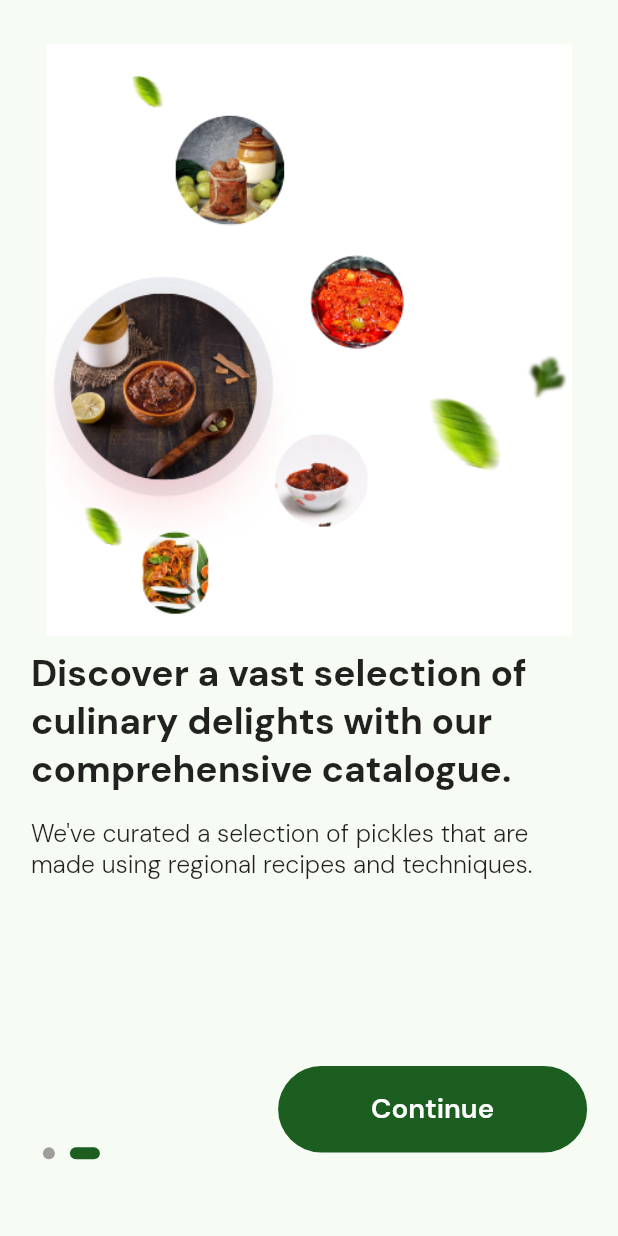
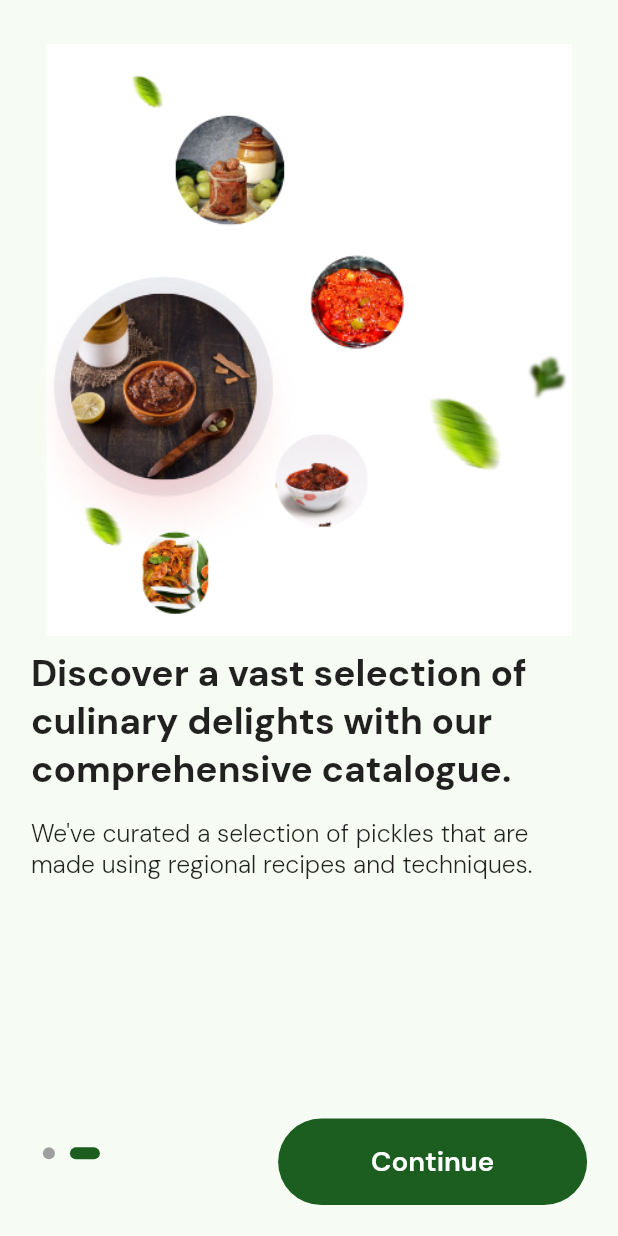
Before and after one commit to azazelyash/ecommerce-application, a Flutter app: the screen it shows after launch, after a tap on "Next", on a phone screen of 412 x 824 dp. Run offline on Flutter 3.47's test engine with Material 2 defaults, Android fonts, the phone set to English and light mode, and no system bars; drawn by our look-alikes of carousel_slider; our stand-ins replace dio, flutter_svg, google_fonts, shared_preferences, shimmer, smooth_page_indicator; project files that could hold a hidden picture were left out.

Commit message:
Changes to be committed: 	modified:   lib/main.dart 	modified:   lib/pages/auth/loginpage.dart 	modified:   lib/pages/auth/onboardingpage.dart 	modified:   lib/pages/auth/signuppage.dart 	modified:   lib/pages/home/homepage.dart 	modified:   lib/pages/orders/orderspage.dart 	modified:   lib/pages/product_page/product_page.dart 	modified:   lib/pages/profile/favouritepage.dart 	modified:   lib/pages/search/searchpage.dart 	modified:   pubspec.lock

```diff
--- a/lib/main.dart
+++ b/lib/main.dart
@@ -4,6 +4,7 @@ import 'package:abhyukthafoods/pages/profile/favouritepage.dart';
 import 'package:abhyukthafoods/services/shared_services.dart';
 import 'package:carousel_slider/carousel_slider.dart';
 import 'package:flutter/material.dart';
+import 'comps/navbar.dart';
 import 'pages/auth/onboardingpage.dart';
 import 'package:google_fonts/google_fonts.dart';
 
--- a/lib/pages/auth/loginpage.dart
+++ b/lib/pages/auth/loginpage.dart
@@ -147,7 +147,7 @@ class _LoginPageState extends State<LoginPage> {
                         onTap: () {
                           if (isFieldEmpty(emailController.text) || isFieldEmpty(passwordController.text)) {
                             ScaffoldMessenger.of(context).showSnackBar(
-                              const SnackBar(
+                               SnackBar(
                                 content: Row(
                                   children: [
                                     Icon(
@@ -164,7 +164,7 @@ class _LoginPageState extends State<LoginPage> {
                             );
                           } else if (!isValidEmail(emailController.text)) {
                             ScaffoldMessenger.of(context).showSnackBar(
-                              const SnackBar(
+                               SnackBar(
                                 content: Row(
                                   children: [
                                     Icon(
--- a/lib/pages/auth/onboardingpage.dart
+++ b/lib/pages/auth/onboardingpage.dart
@@ -1,5 +1,14 @@
+import 'package:abhyukthafoods/comps/appbar.dart';
 import 'package:carousel_slider/carousel_slider.dart';
 import 'package:flutter/material.dart';
+import 'package:flutter_svg/svg.dart';
+import 'package:google_fonts/google_fonts.dart';
+
+import 'loginpage.dart';
+import 'package:abhyukthafoods/comps/appbar.dart';
+import 'package:carousel_slider/carousel_slider.dart';
+import 'package:flutter/material.dart';
+import 'package:flutter_svg/svg.dart';
 import 'package:google_fonts/google_fonts.dart';
 
 import 'loginpage.dart';
@@ -8,10 +17,10 @@ class OnboardingPage extends StatefulWidget {
   const OnboardingPage({Key? key}) : super(key: key);
 
   @override
-  OnboardingPageState createState() => OnboardingPageState();
+  _OnboardingPageState createState() => _OnboardingPageState();
 }
 
-class OnboardingPageState extends State<OnboardingPage> {
+class _OnboardingPageState extends State<OnboardingPage> {
   final CarouselController _controller = CarouselController();
   int _currentSlide = 0;
 
@@ -96,6 +105,9 @@ class OB1 extends StatelessWidget {
       padding: EdgeInsets.all(MediaQuery.of(context).size.width * 0.05),
       child: Column(
         crossAxisAlignment: CrossAxisAlignment.center,
+        mainAxisAlignment: MainAxisAlignment.spaceBetween,
+        children: [
+          Column(
             children: [
               SizedBox(
                 width: MediaQuery.of(context).size.width * 0.85,
@@ -119,7 +131,8 @@ class OB1 extends StatelessWidget {
                 ),
                 textScaleFactor: 1.0,
               ),
-          SizedBox(height: MediaQuery.of(context).size.height * 0.150),
+            ],
+          ),
           Row(
             mainAxisAlignment: MainAxisAlignment.spaceBetween,
             children: [
@@ -163,6 +176,9 @@ class OB2 extends StatelessWidget {
       padding: EdgeInsets.all(MediaQuery.of(context).size.width * 0.05),
       child: Column(
         crossAxisAlignment: CrossAxisAlignment.center,
+        mainAxisAlignment: MainAxisAlignment.spaceBetween,
+        children: [
+          Column(
             children: [
               Container(
                 width: MediaQuery.of(context).size.width * 0.85,
@@ -186,7 +202,8 @@ class OB2 extends StatelessWidget {
                 ),
                 textScaleFactor: 1.0,
               ),
-          SizedBox(height: MediaQuery.of(context).size.height * 0.150),
+            ],
+          ),
           Row(
             mainAxisAlignment: MainAxisAlignment.spaceBetween,
             children: [
--- a/lib/pages/auth/signuppage.dart
+++ b/lib/pages/auth/signuppage.dart
@@ -190,7 +190,7 @@ class _SignUpPageState extends State<SignUpPage> {
                         onTap: () {
                           if (!isFilled(emailController.text, passwordController.text, cfmPasswordController.text, nameController.text)) {
                             ScaffoldMessenger.of(context).showSnackBar(
-                              const SnackBar(
+                               SnackBar(
                                 content: Row(
                                   children: [
                                     Icon(
@@ -207,7 +207,7 @@ class _SignUpPageState extends State<SignUpPage> {
                             );
                           } else if (!isValidEmail(emailController.text)) {
                             ScaffoldMessenger.of(context).showSnackBar(
-                              const SnackBar(
+                               SnackBar(
                                 content: Row(
                                   children: [
                                     Icon(
@@ -224,7 +224,7 @@ class _SignUpPageState extends State<SignUpPage> {
                             );
                           } else if (!arePasswordsMatching(passwordController.text, cfmPasswordController.text)) {
                             ScaffoldMessenger.of(context).showSnackBar(
-                              const SnackBar(
+                               SnackBar(
                                 content: Row(
                                   children: [
                                     Icon(
--- a/lib/pages/home/homepage.dart
+++ b/lib/pages/home/homepage.dart
@@ -60,7 +60,7 @@ class HomePage extends StatelessWidget {
                   const SizedBox(
                     height: 10,
                   ),
-                  const Row(
+                   Row(
                     children: [
                       SizedBox(
                         width: 20,
@@ -84,7 +84,7 @@ class HomePage extends StatelessWidget {
                   const SizedBox(
                     height: 10,
                   ),
-                  const Row(
+                   Row(
                     children: [
                       SizedBox(
                         width: 20,
--- a/lib/pages/orders/orderspage.dart
+++ b/lib/pages/orders/orderspage.dart
@@ -115,7 +115,7 @@ class OrderCard extends StatelessWidget {
                 ),
               )
               .toList(),
-          const Padding(
+           Padding(
             padding: EdgeInsets.symmetric(horizontal: 20),
             child: Row(
               mainAxisAlignment: MainAxisAlignment.spaceAround,
--- a/lib/pages/product_page/product_page.dart
+++ b/lib/pages/product_page/product_page.dart
@@ -123,7 +123,7 @@ class _ProductPageState extends State<ProductPage> {
                       const SizedBox(
                         height: 10,
                       ),
-                      const Row(
+                       Row(
                         mainAxisAlignment: MainAxisAlignment.spaceBetween,
                         children: [Text('₹150.00 - ₹550.00'), CounterWidget()],
                       ),
@@ -170,7 +170,7 @@ class _ProductPageState extends State<ProductPage> {
                       const SizedBox(
                         height: 20,
                       ),
-                      const Row(
+                     Row(
                         children: [
                           Expanded(
                             child: Text(
--- a/lib/pages/profile/favouritepage.dart
+++ b/lib/pages/profile/favouritepage.dart
@@ -6,7 +6,7 @@ class FavouritePage extends StatelessWidget {
 
   @override
   Widget build(BuildContext context) {
-    return const Scaffold(
+    return  Scaffold(
       body: SafeArea(
           child: SingleChildScrollView(
         child: Column(
--- a/lib/pages/search/searchpage.dart
+++ b/lib/pages/search/searchpage.dart
@@ -1,16 +1,16 @@
 import 'package:flutter/material.dart';
 
 class SearchPage extends StatelessWidget {
-  const SearchPage({super.key});
+  const  SearchPage({super.key});
 
   @override
   Widget build(BuildContext context) {
-    return const Scaffold(
+    return  Scaffold(
       body: SafeArea(
           child: SingleChildScrollView(
         child: Column(
           children: [],
-        ),
+        )
       )),
     );
   }
```
Also changed, not shown: pubspec.lock. Lines whose indentation alone changed are shown as unchanged.
